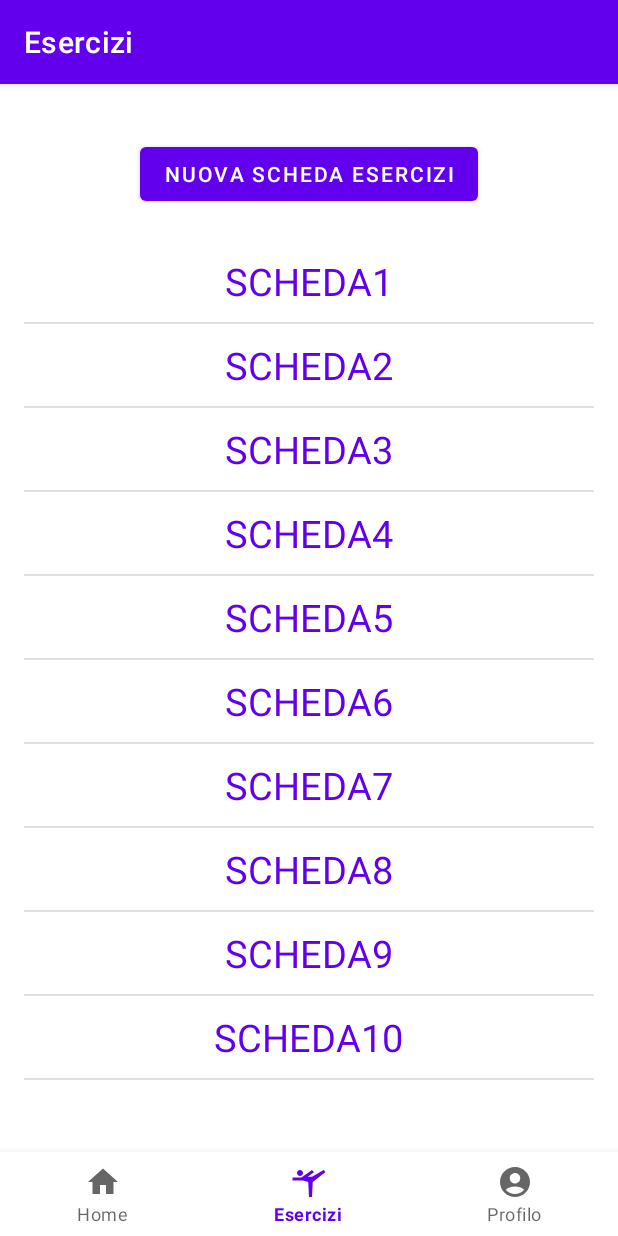
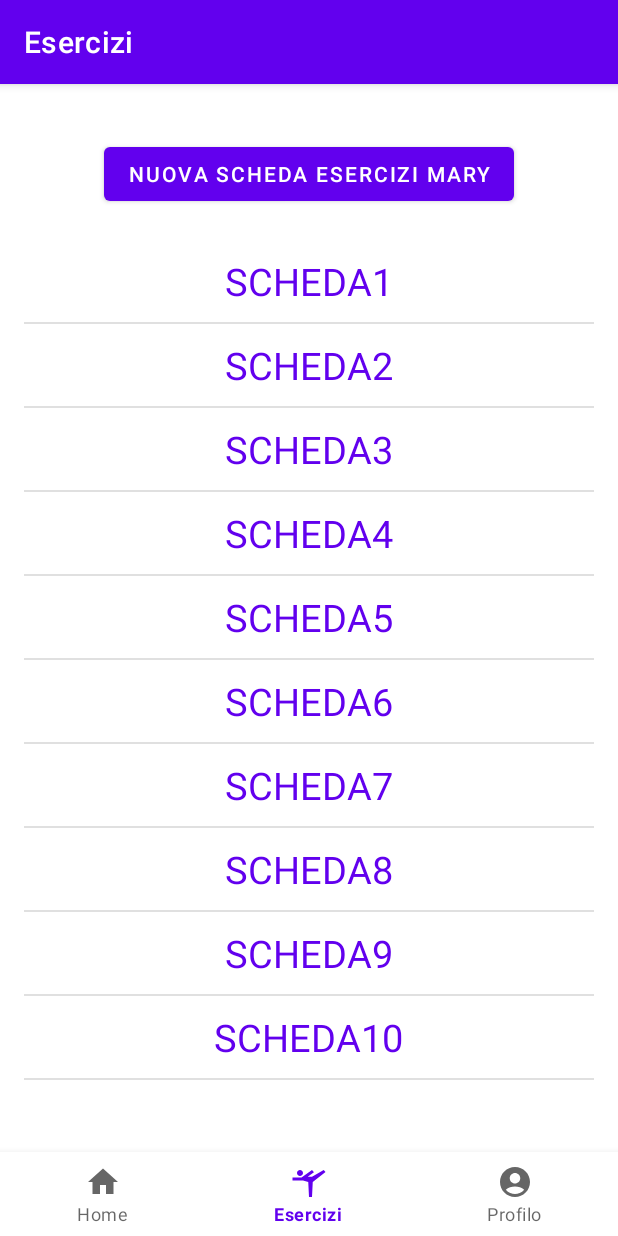
Before and after one commit to Tensa53/SmartGym, an Android app: the screen it shows after launch once a user with an empty profile is signed in (MainActivity), item 2 of the bottom bar chosen, on a phone screen of 412 x 824 dp. Run offline under Robolectric (Android 15) with nearby library versions, the light colour scheme and no system bars; our stand-ins replace Firebase (no records; nobody signed in at launch, a user with empty details on screens opened directly); 2 statements that could not run were skipped.

Commit message:
Suddivisione del lavoro

```diff
--- a/app/src/main/res/layout/fragment_exercises.xml
+++ b/app/src/main/res/layout/fragment_exercises.xml
@@ -18,7 +18,7 @@
             android:layout_marginBottom="20dp"
             android:layout_width="wrap_content"
             android:layout_height="wrap_content"
-            android:text="Nuova Scheda Esercizi"/>
+            android:text="Nuova Scheda Esercizi Mary"/>
 
         <ListView
             android:id="@+id/lv1"
--- a/app/src/main/res/layout/fragment_profile.xml
+++ b/app/src/main/res/layout/fragment_profile.xml
@@ -16,7 +16,7 @@
             android:layout_alignParentTop="true"
             android:layout_centerHorizontal="true"
             android:layout_marginTop="80dp"
-            android:text="Profile Fragment"
+            android:text="MIK Profile Fragment"
             android:textColor="@color/purple_500"
             android:textSize="20sp" />
 
```
